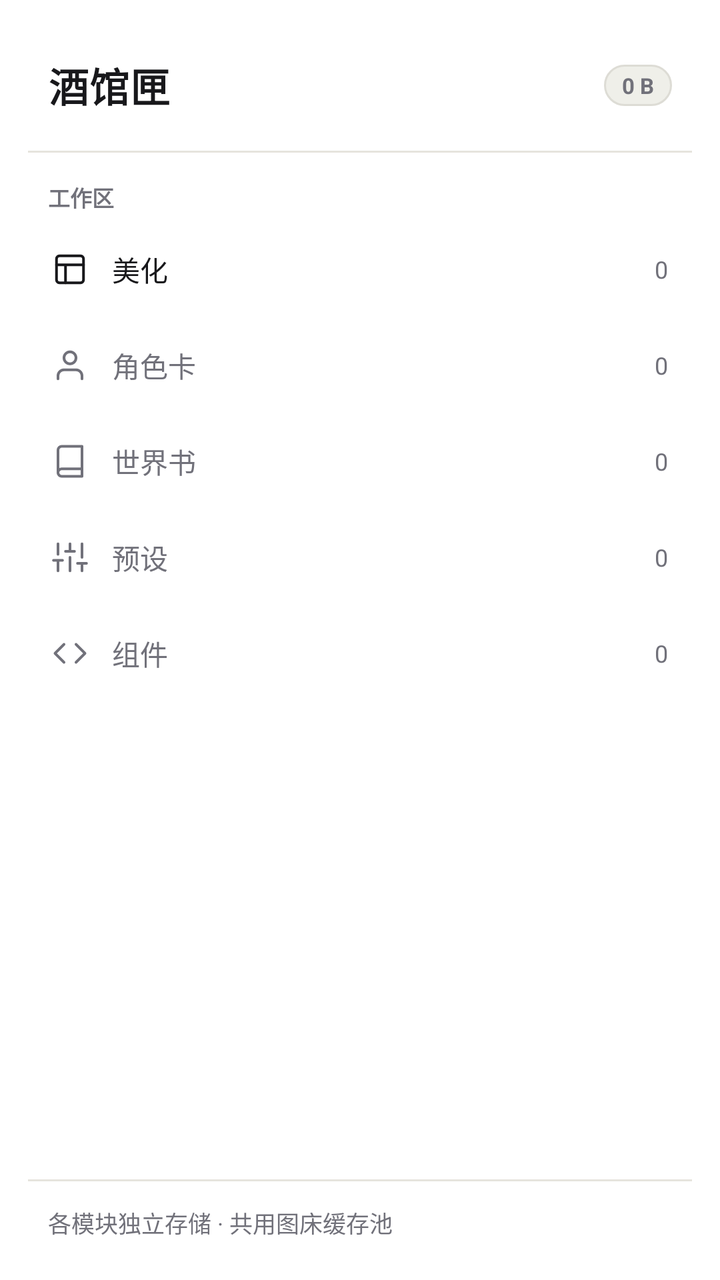
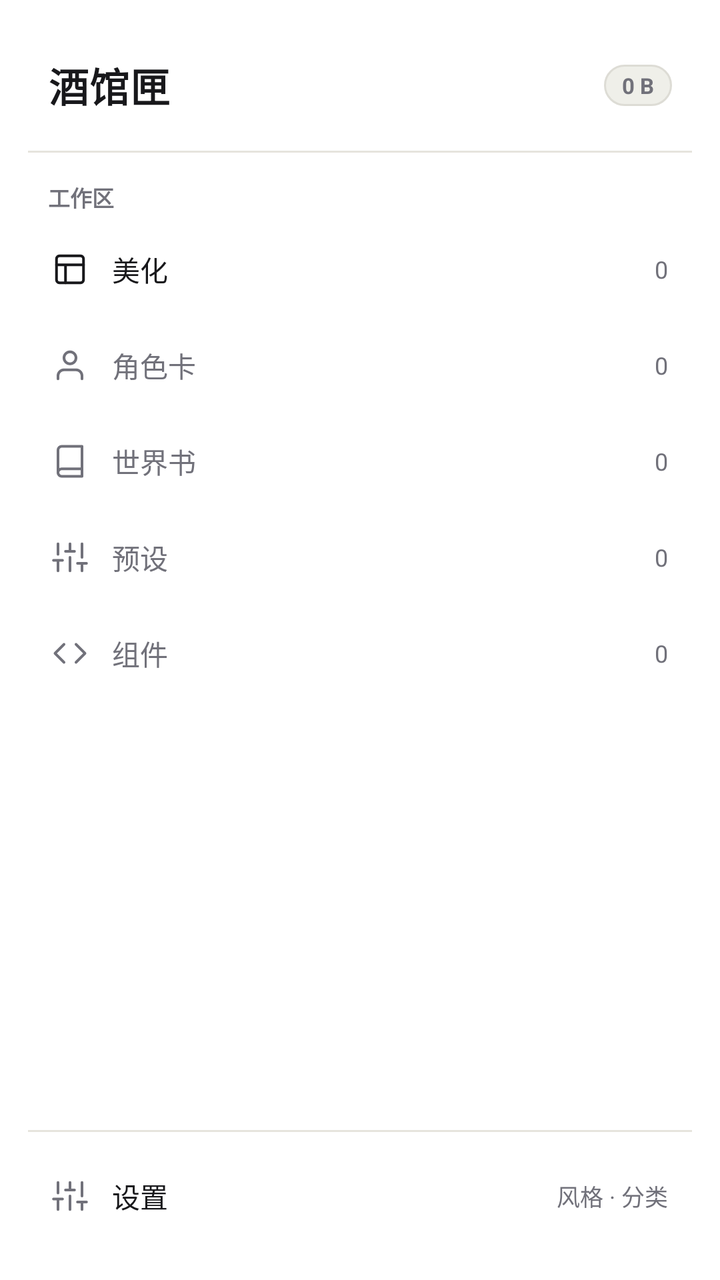

The first picture is an Android layout as it rendered before a commit; the second is the same layout after the commit. The layout source and the unified diff follow.
<!-- AndroidManifest.xml: application theme Theme.STThemeVault -->
<!-- res/layout/layout_drawer.xml -->
<?xml version="1.0" encoding="utf-8"?>
<LinearLayout xmlns:android="http://schemas.android.com/apk/res/android"
    xmlns:app="http://schemas.android.com/apk/res-auto"
    android:layout_width="276dp"
    android:layout_height="match_parent"
    android:layout_gravity="start"
    android:background="@color/surface"
    android:clickable="true"
    android:focusable="true"
    android:orientation="vertical"
    android:paddingHorizontal="14dp"
    android:paddingTop="28dp"
    android:paddingBottom="20dp">

    
    <LinearLayout
        android:layout_width="match_parent"
        android:layout_height="wrap_content"
        android:gravity="center_vertical"
        android:orientation="horizontal"
        android:paddingHorizontal="10dp"
        android:paddingBottom="18dp">

        <TextView
            android:layout_width="0dp"
            android:layout_height="wrap_content"
            android:layout_weight="1"
            android:letterSpacing="0.02"
            android:text="酒馆匣"
            android:textColor="@color/text_primary"
            android:textSize="20sp"
            android:textStyle="bold" />

        <TextView
            android:id="@+id/tvDrawerTotalSize"
            android:layout_width="wrap_content"
            android:layout_height="wrap_content"
            android:background="@drawable/bg_pill_accent"
            android:paddingHorizontal="9dp"
            android:paddingVertical="3dp"
            android:text="0 B"
            android:textColor="@color/text_muted"
            android:textSize="11sp"
            android:textStyle="bold" />
    </LinearLayout>

    <View
        android:layout_width="match_parent"
        android:layout_height="1dp"
        android:layout_marginBottom="14dp"
        android:background="@color/border" />

    <TextView
        android:layout_width="wrap_content"
        android:layout_height="wrap_content"
        android:layout_marginBottom="6dp"
        android:paddingHorizontal="10dp"
        android:text="工作区"
        android:textColor="@color/text_muted"
        android:textSize="11sp"
        android:textStyle="bold" />

    
    <LinearLayout
        android:id="@+id/drawerItemThemes"
        android:layout_width="match_parent"
        android:layout_height="44dp"
        android:layout_marginBottom="4dp"
        android:clickable="true"
        android:focusable="true"
        android:gravity="center_vertical"
        android:orientation="horizontal"
        android:paddingHorizontal="12dp">

        <ImageView
            android:id="@+id/ivDrawerThemes"
            android:layout_width="18dp"
            android:layout_height="18dp"
            android:src="@drawable/ic_module_theme"
            app:tint="@color/text_primary" />

        <TextView
            android:id="@+id/tvDrawerThemes"
            android:layout_width="0dp"
            android:layout_height="wrap_content"
            android:layout_marginStart="12dp"
            android:layout_weight="1"
            android:text="美化"
            android:textColor="@color/text_primary"
            android:textSize="14sp" />

        <TextView
            android:id="@+id/tvCountThemes"
            android:layout_width="wrap_content"
            android:layout_height="wrap_content"
            android:text="0"
            android:textColor="@color/text_muted"
            android:textSize="12sp" />
    </LinearLayout>

    
    <LinearLayout
        android:id="@+id/drawerItemCharacters"
        android:layout_width="match_parent"
        android:layout_height="44dp"
        android:layout_marginBottom="4dp"
        android:clickable="true"
        android:focusable="true"
        android:gravity="center_vertical"
        android:orientation="horizontal"
        android:paddingHorizontal="12dp">

        <ImageView
            android:id="@+id/ivDrawerCharacters"
            android:layout_width="18dp"
            android:layout_height="18dp"
            android:src="@drawable/ic_module_character"
            app:tint="@color/text_muted" />

        <TextView
            android:id="@+id/tvDrawerCharacters"
            android:layout_width="0dp"
            android:layout_height="wrap_content"
            android:layout_marginStart="12dp"
            android:layout_weight="1"
            android:text="角色卡"
            android:textColor="@color/text_muted"
            android:textSize="14sp" />

        <TextView
            android:id="@+id/tvCountChars"
            android:layout_width="wrap_content"
            android:layout_height="wrap_content"
            android:text="0"
            android:textColor="@color/text_muted"
            android:textSize="12sp" />
    </LinearLayout>

    
    <LinearLayout
        android:id="@+id/drawerItemWorldBooks"
        android:layout_width="match_parent"
        android:layout_height="44dp"
        android:layout_marginBottom="4dp"
        android:clickable="true"
        android:focusable="true"
        android:gravity="center_vertical"
        android:orientation="horizontal"
        android:paddingHorizontal="12dp">

        <ImageView
            android:id="@+id/ivDrawerWorldBooks"
            android:layout_width="18dp"
            android:layout_height="18dp"
            android:src="@drawable/ic_module_worldbook"
            app:tint="@color/text_muted" />

        <TextView
            android:id="@+id/tvDrawerWorldBooks"
            android:layout_width="0dp"
            android:layout_height="wrap_content"
            android:layout_marginStart="12dp"
            android:layout_weight="1"
            android:text="世界书"
            android:textColor="@color/text_muted"
            android:textSize="14sp" />

        <TextView
            android:id="@+id/tvCountBooks"
            android:layout_width="wrap_content"
            android:layout_height="wrap_content"
            android:text="0"
            android:textColor="@color/text_muted"
            android:textSize="12sp" />
    </LinearLayout>

    
    <LinearLayout
        android:id="@+id/drawerItemPresets"
        android:layout_width="match_parent"
        android:layout_height="44dp"
        android:layout_marginBottom="4dp"
        android:clickable="true"
        android:focusable="true"
        android:gravity="center_vertical"
        android:orientation="horizontal"
        android:paddingHorizontal="12dp">

        <ImageView
            android:id="@+id/ivDrawerPresets"
            android:layout_width="18dp"
            android:layout_height="18dp"
            android:src="@drawable/ic_module_preset"
            app:tint="@color/text_muted" />

        <TextView
            android:id="@+id/tvDrawerPresets"
            android:layout_width="0dp"
            android:layout_height="wrap_content"
            android:layout_marginStart="12dp"
            android:layout_weight="1"
            android:text="预设"
            android:textColor="@color/text_muted"
            android:textSize="14sp" />

        <TextView
            android:id="@+id/tvCountPresets"
            android:layout_width="wrap_content"
            android:layout_height="wrap_content"
            android:text="0"
            android:textColor="@color/text_muted"
            android:textSize="12sp" />
    </LinearLayout>

    
    <LinearLayout
        android:id="@+id/drawerItemComponents"
        android:layout_width="match_parent"
        android:layout_height="44dp"
        android:layout_marginBottom="4dp"
        android:clickable="true"
        android:focusable="true"
        android:gravity="center_vertical"
        android:orientation="horizontal"
        android:paddingHorizontal="12dp">

        <ImageView
            android:id="@+id/ivDrawerComponents"
            android:layout_width="18dp"
            android:layout_height="18dp"
            android:src="@drawable/ic_module_component"
            app:tint="@color/text_muted" />

        <TextView
            android:id="@+id/tvDrawerComponents"
            android:layout_width="0dp"
            android:layout_height="wrap_content"
            android:layout_marginStart="12dp"
            android:layout_weight="1"
            android:text="组件"
            android:textColor="@color/text_muted"
            android:textSize="14sp" />

        <TextView
            android:id="@+id/tvCountComps"
            android:layout_width="wrap_content"
            android:layout_height="wrap_content"
            android:text="0"
            android:textColor="@color/text_muted"
            android:textSize="12sp" />
    </LinearLayout>

    <View
        android:layout_width="match_parent"
        android:layout_height="0dp"
        android:layout_weight="1" />

    <View
        android:layout_width="match_parent"
        android:layout_height="1dp"
        android:layout_marginBottom="12dp"
        android:background="@color/border" />

    <TextView
        android:layout_width="match_parent"
        android:layout_height="wrap_content"
        android:paddingHorizontal="10dp"
        android:text="各模块独立存储 · 共用图床缓存池"
        android:textColor="@color/text_muted"
        android:textSize="11.5sp" />
</LinearLayout>
<!-- resources referenced by this layout -->
<resources>
  <color name="border">#E6E4DD</color>
  <color name="surface">#FFFFFF</color>
  <color name="text_muted">#71717A</color>
  <color name="text_primary">#18181B</color>
  <!-- drawable bg_pill_accent (drawable) -->
  <?xml version="1.0" encoding="utf-8"?>
  <shape xmlns:android="http://schemas.android.com/apk/res/android" android:shape="rectangle">
      <solid android:color="@color/pill_accent_bg" />
      <corners android:radius="999dp" />
      <stroke android:width="1dp" android:color="@color/pill_accent_stroke" />
  </shape>
  <!-- drawable ic_module_character (drawable) -->
  <?xml version="1.0" encoding="utf-8"?>
  <vector xmlns:android="http://schemas.android.com/apk/res/android"
      android:width="20dp"
      android:height="20dp"
      android:viewportWidth="24"
      android:viewportHeight="24">
      <path
          android:fillColor="@android:color/transparent"
          android:pathData="M20,21v-2a4,4 0,0 0,-4 -4H8a4,4 0,0 0,-4 4v2"
          android:strokeWidth="1.8"
          android:strokeColor="#FFFFFF"
          android:strokeLineCap="round"
          android:strokeLineJoin="round" />
      <path
          android:fillColor="@android:color/transparent"
          android:pathData="M12,3a4,4 0,1 0,0 8a4,4 0,1 0,0 -8z"
          android:strokeWidth="1.8"
          android:strokeColor="#FFFFFF"
          android:strokeLineCap="round" />
  </vector>
  <!-- drawable ic_module_component (drawable) -->
  <?xml version="1.0" encoding="utf-8"?>
  <vector xmlns:android="http://schemas.android.com/apk/res/android"
      android:width="20dp"
      android:height="20dp"
      android:viewportWidth="24"
      android:viewportHeight="24">
      <path
          android:fillColor="@android:color/transparent"
          android:pathData="M16,18l6,-6l-6,-6M8,6l-6,6l6,6"
          android:strokeWidth="1.8"
          android:strokeColor="#FFFFFF"
          android:strokeLineCap="round"
          android:strokeLineJoin="round" />
  </vector>
  <!-- drawable ic_module_preset (drawable) -->
  <?xml version="1.0" encoding="utf-8"?>
  <vector xmlns:android="http://schemas.android.com/apk/res/android"
      android:width="20dp"
      android:height="20dp"
      android:viewportWidth="24"
      android:viewportHeight="24">
      <path
          android:fillColor="@android:color/transparent"
          android:pathData="M4,21v-7M4,10V3M12,21v-9M12,8V3M20,21v-5M20,12V3M1,14h6M9,8h6M17,16h6"
          android:strokeWidth="1.8"
          android:strokeColor="#FFFFFF"
          android:strokeLineCap="round"
          android:strokeLineJoin="round" />
  </vector>
  <!-- drawable ic_module_theme (drawable) -->
  <?xml version="1.0" encoding="utf-8"?>
  <vector xmlns:android="http://schemas.android.com/apk/res/android"
      android:width="20dp"
      android:height="20dp"
      android:viewportWidth="24"
      android:viewportHeight="24">
      <path
          android:fillColor="@android:color/transparent"
          android:pathData="M3,5a2,2 0,0 1,2 -2h14a2,2 0,0 1,2 2v14a2,2 0,0 1,-2 2H5a2,2 0,0 1,-2 -2V5z"
          android:strokeWidth="1.8"
          android:strokeColor="#FFFFFF"
          android:strokeLineJoin="round" />
      <path
          android:fillColor="@android:color/transparent"
          android:pathData="M3,9h18M9,21V9"
          android:strokeWidth="1.8"
          android:strokeColor="#FFFFFF"
          android:strokeLineCap="round" />
  </vector>
  <color name="pill_accent_bg">#EFEFE9</color>
  <color name="pill_accent_stroke">#DDDCD5</color>
  <color name="accent">#18181B</color>
  <color name="on_accent">#FFFFFF</color>
  <color name="surface_2">#F0EFEA</color>
  <color name="bg">#F7F7F5</color>
  <!-- unchanged entries left out for length: 2 -->
</resources>

<!-- the commit's change to res/layout/layout_drawer.xml (unified diff, before → after) -->
@@ -258,14 +258,40 @@
     <View
         android:layout_width="match_parent"
         android:layout_height="1dp"
-        android:layout_marginBottom="12dp"
+        android:layout_marginBottom="10dp"
         android:background="@color/border" />
 
-    <TextView
-        android:layout_width="match_parent"
-        android:layout_height="wrap_content"
-        android:paddingHorizontal="10dp"
-        android:text="各模块独立存储 · 共用图床缓存池"
-        android:textColor="@color/text_muted"
-        android:textSize="11.5sp" />
+    
+    <LinearLayout
+        android:id="@+id/drawerItemSettings"
+        android:layout_width="match_parent"
+        android:layout_height="44dp"
+        android:clickable="true"
+        android:focusable="true"
+        android:gravity="center_vertical"
+        android:orientation="horizontal"
+        android:paddingHorizontal="12dp">
+
+        <ImageView
+            android:layout_width="18dp"
+            android:layout_height="18dp"
+            android:src="@drawable/ic_module_preset"
+            app:tint="@color/text_muted" />
+
+        <TextView
+            android:layout_width="0dp"
+            android:layout_height="wrap_content"
+            android:layout_marginStart="12dp"
+            android:layout_weight="1"
+            android:text="设置"
+            android:textColor="@color/text_primary"
+            android:textSize="14sp" />
+
+        <TextView
+            android:layout_width="wrap_content"
+            android:layout_height="wrap_content"
+            android:text="风格 · 分类"
+            android:textColor="@color/text_muted"
+            android:textSize="11.5sp" />
+    </LinearLayout>
 </LinearLayout>
